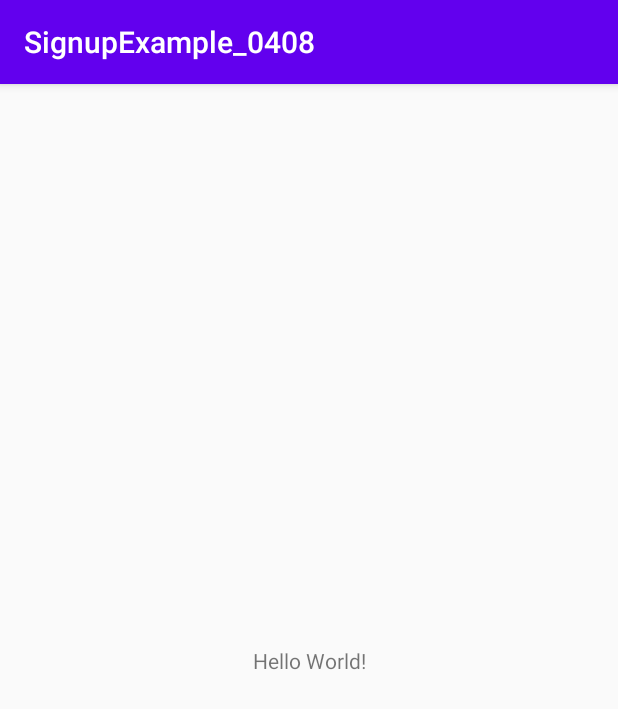
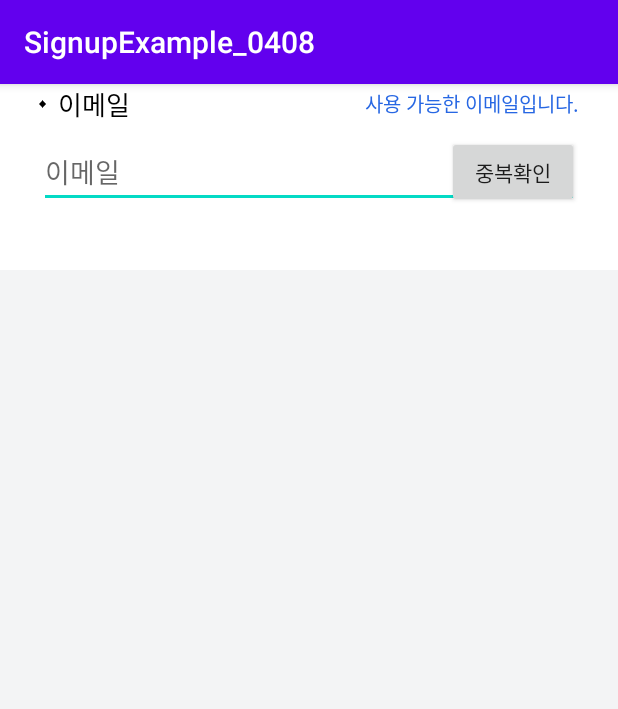
Before and after one commit to RobertHan96/SignupExample_0408, an Android app: the screen it shows after launch (MainActivity), on a phone screen of 412 x 824 dp. Shown: the top 709 px of the screen. Run offline under Robolectric (Android 15) with nearby library versions, the phone set to English and light mode, and no system bars.

Commit message:
2nd commit : 이메일 입력 화면까지 작성 완료

```diff
--- a/app/src/main/res/layout/activity_main.xml
+++ b/app/src/main/res/layout/activity_main.xml
@@ -1,18 +1,70 @@
 <?xml version="1.0" encoding="utf-8"?>
-<androidx.constraintlayout.widget.ConstraintLayout xmlns:android="http://schemas.android.com/apk/res/android"
+<LinearLayout xmlns:android="http://schemas.android.com/apk/res/android"
     xmlns:app="http://schemas.android.com/apk/res-auto"
     xmlns:tools="http://schemas.android.com/tools"
     android:layout_width="match_parent"
     android:layout_height="match_parent"
+    android:orientation="vertical"
+    android:background="#F3F4F5"
     tools:context=".MainActivity">
 
-    <TextView
-        android:layout_width="wrap_content"
+    <LinearLayout
+        android:layout_width="match_parent"
         android:layout_height="wrap_content"
-        android:text="Hello World!"
-        app:layout_constraintBottom_toBottomOf="parent"
-        app:layout_constraintLeft_toLeftOf="parent"
-        app:layout_constraintRight_toRightOf="parent"
-        app:layout_constraintTop_toTopOf="parent" />
+        android:orientation="horizontal"
+        android:gravity="center_vertical"
+        android:paddingLeft="26dp"
+        android:paddingRight="26dp"
+        android:background="#FFFFFF">
 
-</androidx.constraintlayout.widget.ConstraintLayout>
+        <ImageView
+            android:layout_width="5dp"
+            android:layout_height="5dp"
+            android:src="@drawable/ractangle"
+        />
+
+        <TextView
+            android:layout_width="wrap_content"
+            android:layout_height="wrap_content"
+            android:text="이메일"
+            android:textColor="#000000"
+            android:textSize="17sp"
+            android:layout_marginLeft="7dp"/>
+
+<!--  빈 텍스트뷰를 사용해서 남은 공간을 차지하게 만들어서 이메일, 안내 메일 사이의 간격을 벌릴 수 있음-->
+        <TextView
+            android:layout_width="0dp"
+            android:layout_height="wrap_content"
+            android:layout_weight="1"/>
+        <TextView
+            android:layout_width="wrap_content"
+            android:layout_height="wrap_content"
+            android:text="사용 가능한 이메일입니다."
+            android:textColor="#2767E3"
+            android:textSize="13sp"
+            android:layout_marginLeft="7dp"
+            />
+    </LinearLayout>
+
+    <FrameLayout
+        android:layout_width="match_parent"
+        android:layout_height="wrap_content"
+        android:paddingLeft="26dp"
+        android:paddingRight="26dp"
+        android:paddingTop="8dp"
+        android:paddingBottom="41dp"
+        android:background="#FFFFFF">
+        <!--    각 객체에 gravity를 넣어서 해당 레이아웃내에서 자신의 위치를 결정할 수 있음-->
+        <Button
+            android:layout_width="wrap_content"
+            android:layout_height="wrap_content"
+            android:layout_gravity="right"
+            android:text="중복확인"/>
+        <EditText
+            android:layout_width="match_parent"
+            android:layout_height="wrap_content"
+            android:hint="이메일"
+            android:inputType="textEmailAddress"/>
+    </FrameLayout>
+
+</LinearLayout>
```
Also changed, not shown: app/src/main/res/drawable/ractangle.png (added).
